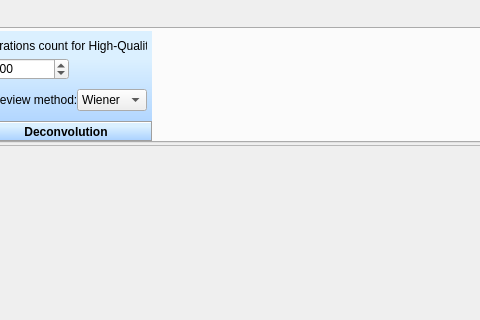
This is src/MainWindow.ui in fredrikpe/deblursm as Qt 5 draws it before an edit; both pictures show x 191 to 671 and y 0 to 320 of the 1107 by 527 pixel window. The edited form follows.
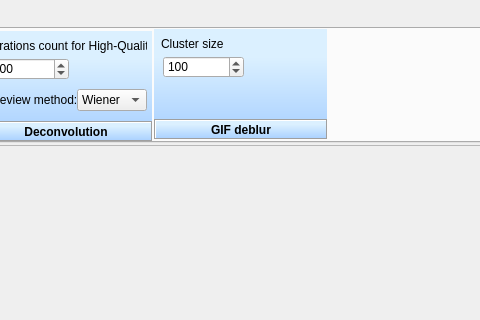
This is the edited form. The open tabs and pages were chosen to show the change. Icons and pictures are not drawn.

The edit to the form file:
```diff
--- a/src/MainWindow.ui
+++ b/src/MainWindow.ui
@@ -1091,6 +1091,99 @@
          </item>
         </widget>
        </widget>
+       <widget class="QFrame" name="frame_7">
+        <property name="geometry">
+         <rect>
+          <x>340</x>
+          <y>0</y>
+          <width>173</width>
+          <height>110</height>
+         </rect>
+        </property>
+        <property name="styleSheet">
+         <string notr="true">QFrame  {background-color: qlineargradient(spread:pad, x1:0, y1:1, x2:0, y2:0, stop:0 rgba(165, 206, 255, 255), stop:0.744318 rgba(219, 240, 255, 255))}
+
+QLabel {background-color: none;}
+
+</string>
+        </property>
+        <property name="frameShape">
+         <enum>QFrame::NoFrame</enum>
+        </property>
+        <property name="frameShadow">
+         <enum>QFrame::Sunken</enum>
+        </property>
+        <widget class="QLabel" name="label_15">
+         <property name="geometry">
+          <rect>
+           <x>0</x>
+           <y>90</y>
+           <width>174</width>
+           <height>21</height>
+          </rect>
+         </property>
+         <property name="font">
+          <font>
+           <weight>75</weight>
+           <bold>true</bold>
+          </font>
+         </property>
+         <property name="styleSheet">
+          <string notr="true">background-color: qlineargradient(spread:pad, x1:0, y1:1, x2:0, y2:0, stop:0 rgba(165, 206, 255, 255), stop:0.744318 rgba(219, 240, 255, 255))
+</string>
+         </property>
+         <property name="frameShape">
+          <enum>QFrame::Box</enum>
+         </property>
+         <property name="frameShadow">
+          <enum>QFrame::Sunken</enum>
+         </property>
+         <property name="text">
+          <string>GIF deblur</string>
+         </property>
+         <property name="alignment">
+          <set>Qt::AlignCenter</set>
+         </property>
+        </widget>
+        <widget class="QSpinBox" name="csizeQSpin">
+         <property name="geometry">
+          <rect>
+           <x>9</x>
+           <y>27</y>
+           <width>81</width>
+           <height>22</height>
+          </rect>
+         </property>
+         <property name="minimumSize">
+          <size>
+           <width>81</width>
+           <height>0</height>
+          </size>
+         </property>
+         <property name="minimum">
+          <number>3</number>
+         </property>
+         <property name="maximum">
+          <number>1000</number>
+         </property>
+         <property name="value">
+          <number>100</number>
+         </property>
+        </widget>
+        <widget class="QLabel" name="label_16">
+         <property name="geometry">
+          <rect>
+           <x>7</x>
+           <y>7</y>
+           <width>161</width>
+           <height>16</height>
+          </rect>
+         </property>
+         <property name="text">
+          <string>Cluster size</string>
+         </property>
+        </widget>
+       </widget>
       </widget>
      </widget>
     </item>
```
Left out of the diff: 11 changed lines with no effect on the pictures.
